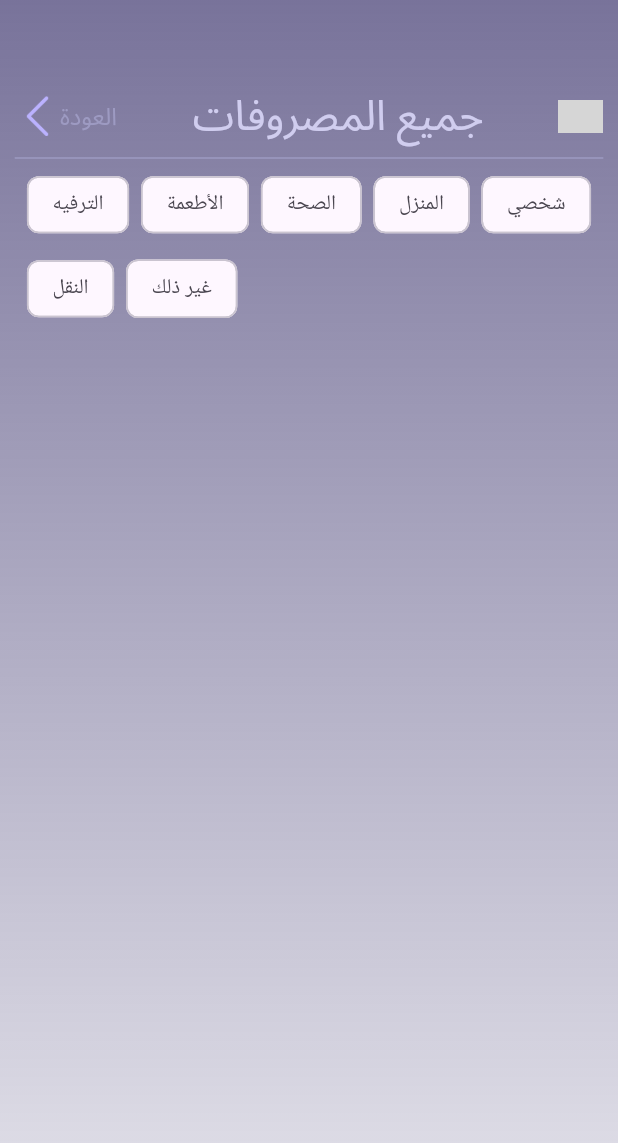
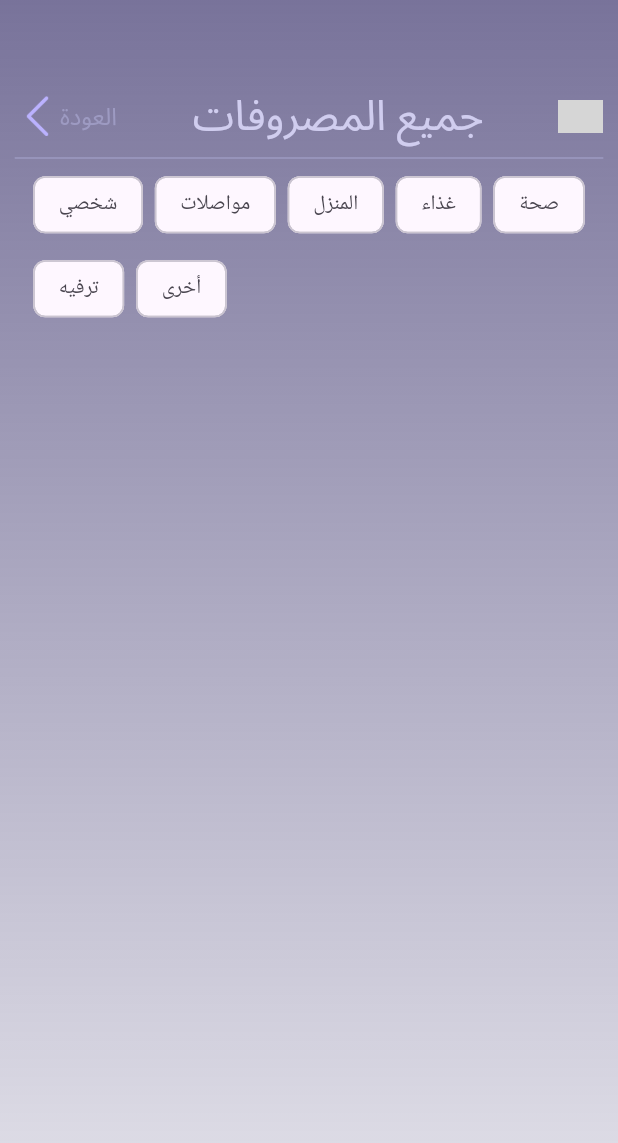
Before and after one commit to reem1alshareef/namaa, a Flutter app: the ViewViewExpenses screen opened directly, on a phone screen of 412 x 824 dp. Shown: the top 1143 px of the screen. Run offline on Flutter 3.47's test engine with Material 3 defaults, Android fonts, the phone set to English and light mode, and no system bars; our stand-ins replace email_validator, fl_chart, flutter_otp_text_field, get_it, google_fonts, pie_chart and 3 more; missing offline and left inert: chat_gpt_sdk; accounts and stored records are empty; Roboto replaces fonts that are missing (Noto Sans Arabic); grey boxes are pictures that could not be loaded.

```diff
--- a/lib/ViewExpenses/ExpenseComponent.dart
+++ b/lib/ViewExpenses/ExpenseComponent.dart
@@ -50,7 +50,7 @@ class Expense extends StatelessWidget {
                           height: 1.5,
                           textStyle:
                               const TextStyle(color: Color.fromARGB(255, 219, 219, 231)))),
-                  Text(date,
+                  Text(date.substring(0, 9),
                       textAlign: TextAlign.right,
                       style: GoogleFonts.getFont("Noto Sans Arabic",
                           fontSize: 11,
--- a/lib/ViewExpenses/ViewViewExpenses.dart
+++ b/lib/ViewExpenses/ViewViewExpenses.dart
@@ -1,138 +1,3 @@
-// import 'package:flutter/material.dart';
-// import 'package:namaagp/ViewExpenses/ExpenseComponent.dart';
-// import 'package:namaagp/ViewExpenses/ExpensesHeader.dart';
-// import 'package:namaagp/ViewExpenses/ViewModelViewExpenses.dart';
-// import 'package:stacked/stacked.dart';
-// class ViewViewExpenses extends StatefulWidget {
-//   const ViewViewExpenses({
-//     super.key,
-//     // this.color = const Color(0xFFFFE306),
-//     // this.child,
-//   });
-
-//   // final Color color;
-//   // final Widget? child;
-
-//   @override
-//   State<ViewViewExpenses> createState() => ViewViewExpensesState();
-// }
-
-// class ViewViewExpensesState extends State<ViewViewExpenses> {
-//   //const ViewViewExpenses({super.key});
-//   final List <String> categories = [
-//     'الترفيه',
-//     'الأطعمة',
-//     'الصحة',
-//     'المنزل',
-//     'شخصي',
-//     'النقل',
-//     'غير ذلك',
-//   ];
-//   List <String> selectedCategories = [
-
-//   ];
-//   @override
-//   Widget build(BuildContext context) {
-//     return ViewModelBuilder<ViewModelViewExpenses>.reactive(
-//         viewModelBuilder: () => ViewModelViewExpenses(),
-//         builder: (context, viewmodel, _) {
-//           return Scaffold(
-//               backgroundColor: const Color(0x00071121),
-//               body: Container(
-//                 padding: const EdgeInsets.only(top: 50.0, left: 10, right: 10),
-//                 width: 428,
-//                 height: 926,
-//                 clipBehavior: Clip.antiAlias,
-//                 decoration: const BoxDecoration(
-//                   //maybe delete const
-//                   gradient: LinearGradient(
-//                     begin: Alignment(-0.00, -6.00),
-//                     end: Alignment(0, 1.5),
-//                     colors: [
-//                       Color(0xFF342D68),
-//                       Color(0xFF352D68),
-//                       Color(0x00352D68)
-//                     ],
-//                   ),
-//                 ),
-//                 // ignore: prefer_const_constructors
-//                 child: Column(
-//                   children: [
-//                     const ExpensesHeader(),
-//                     Container(
-//                           //margin: const EdgeInsets.all(5),
-//                           width: 400,
-//                           margin: EdgeInsets.only(bottom: 7),
-//                           decoration: ShapeDecoration(
-//                             shape: RoundedRectangleBorder(
-//                               side: BorderSide(
-//                                 width: 0.5,
-//                                 strokeAlign: BorderSide.strokeAlignCenter,
-//                                 color: Color(0xFF9D9AC2),
-//                               ),
-//                             ),
-//                           ),
-//                         ),
-
-//                                             FutureBuilder<List<dynamic>>(future: ViewModelViewExpenses.getExpenses(), builder: (context, snapshot) {
-//                       if (snapshot.connectionState == ConnectionState.waiting) {
-//                         return CircularProgressIndicator();
-//                       }
-//          else if (snapshot.hasError) {
-//                   return Text('Error: ${snapshot.error}');
-//                 }
-
-//                     List<dynamic> expenses = snapshot.data!;
-
-
-//                     //height: 50,
-
-//                        return ListView.builder(
-//                         padding: EdgeInsets.all(0),
-//                         //ali:,
-//                         scrollDirection: Axis.vertical,
-//                              shrinkWrap: true,
-//                         itemCount: snapshot.data!.length,
-//                         itemBuilder: (BuildContext context, int index) {
-//                           return Container(
-//                             child: Column(children: [
-//                               index!=0?
-//                               Container(
-//                           margin: const EdgeInsets.all(10),
-//                           width: 310,
-//                           decoration: ShapeDecoration(
-//                             shape: RoundedRectangleBorder(
-//                               side: BorderSide(
-//                                 width: 0.5,
-//                                 strokeAlign: BorderSide.strokeAlignCenter,
-//                                 color: Color(0xFF9D9AC2),
-//                               ),
-//                             ),
-//                           ),
-//                         ):SizedBox(),
-//                               Padding(
-//                           padding: const EdgeInsets.only(left: 13, right: 13),
-//                           child: Expense(
-//                               category: expenses[index]['category'],
-//                               date: expenses[index]['date'],
-//                               price: expenses[index]['price'].toString()),
-//                         ),
-
-//                             ]),
-//                           );
-//                        },);
-
-
-
-
-//                 })
-//                   ],
-//                 )
-//               ));
-//         });
-//   }
-// }
-// ... (your existing imports)
 import 'package:flutter/material.dart';
 import 'package:namaagp/ViewExpenses/ExpenseComponent.dart';
 import 'package:namaagp/ViewExpenses/ExpensesHeader.dart';
@@ -155,17 +20,18 @@ class ViewViewExpenses extends StatefulWidget {
 class ViewViewExpensesState extends State<ViewViewExpenses> {
    // ... (your existing code)
   final List <String> categories = [
-    'الترفيه',
-    'الأطعمة',
-    'الصحة',
-    'المنزل',
-    'شخصي',
-    'النقل',
-    'غير ذلك',
+    "شخصي",
+    "مواصلات",
+    "المنزل",
+    "غذاء",
+    "صحة",
+    "ترفيه",
+    "أخرى",
   ];
   List <String> selectedCategories = [
 
   ];
+  //const ViewViewExpenses({super.key});
 
   @override
   Widget build(BuildContext context) {
@@ -180,6 +46,7 @@ class ViewViewExpensesState extends State<ViewViewExpenses> {
                 height: 926,
                 clipBehavior: Clip.antiAlias,
                 decoration: const BoxDecoration(
+                  //maybe delete const
                   gradient: LinearGradient(
                     begin: Alignment(-0.00, -6.00),
                     end: Alignment(0, 1.5),
@@ -190,10 +57,12 @@ class ViewViewExpensesState extends State<ViewViewExpenses> {
                     ],
                   ),
                 ),
+                // ignore: prefer_const_constructors
                 child: Column(
                   children: [
                     const ExpensesHeader(),
                     Container(
+                          //margin: const EdgeInsets.all(5),
                           width: 400,
                           margin: EdgeInsets.only(bottom: 7),
                           decoration: ShapeDecoration(
@@ -206,7 +75,6 @@ class ViewViewExpensesState extends State<ViewViewExpenses> {
                             ),
                           ),
                         ),
-                      // Add the category filter here
                         Wrap(
                         spacing: 8.0,
                         runSpacing: 8.0,
@@ -280,10 +148,124 @@ class ViewViewExpensesState extends State<ViewViewExpenses> {
                               },
                             );
                           },
-                        ),
-                      ),
-                    ],
-                  )));
+
+        //                                     FutureBuilder<List<dynamic>>(future: ViewModelViewExpenses.getExpenses(), builder: (context, snapshot) {
+        //               if (snapshot.connectionState == ConnectionState.waiting) {
+        //                 return CircularProgressIndicator();
+        //               }
+        //  else if (snapshot.hasError) {
+        //           return Text('Error: ${snapshot.error}');
+        //         }
+
+        //             List<dynamic> expenses = snapshot.data!;
+
+
+        //             //height: 50,
+
+        //                return ListView.builder(
+        //                 padding: EdgeInsets.all(0),
+        //                 //ali:,
+        //                 scrollDirection: Axis.vertical,
+        //                      shrinkWrap: true,
+        //                 itemCount: snapshot.data!.length,
+        //                 itemBuilder: (BuildContext context, int index) {
+        //                   return Container(
+        //                     child: Column(children: [
+        //                       index!=0?
+        //                       Container(
+        //                   margin: const EdgeInsets.all(10),
+        //                   width: 310,
+        //                   decoration: ShapeDecoration(
+        //                     shape: RoundedRectangleBorder(
+        //                       side: BorderSide(
+        //                         width: 0.5,
+        //                         strokeAlign: BorderSide.strokeAlignCenter,
+        //                         color: Color(0xFF9D9AC2),
+        //                       ),
+        //                     ),
+        //                   ),
+        //                 ):SizedBox(),
+        //                       Padding(
+        //                   padding: const EdgeInsets.only(left: 13, right: 13),
+        //                   child: Expense(
+        //                       category: expenses[snapshot.data!.length-index-1]['category'],
+        //                       date: expenses[snapshot.data!.length-index-1]['date'],
+        //                       price: expenses[snapshot.data!.length-index-1]['price'].toString()),
+        //                 ),
+
+        //                     ]),
+        //                   );
+        //                },);
+
+
+
+
+        //         })
+
+
+
+                    //Balance Area
+
+                    //End of Balance Area
+
+
+
+
+
+                    //Choose Chart Area
+
+                    //End of Choose Chart Area
+
+
+
+
+                    //Expenses Over Time Chart
+
+                    //End of Expenses over Time Chart
+
+
+
+
+                    //Expenses Title
+
+                    //End of Expenses Title
+
+
+
+
+                    //Expenses
+
+                    //End of Expenses
+
+
+
+
+
+
+
+                    //View more expenses
+
+                    //End of View more expenses
+
+
+
+
+
+                    //Chatbot button
+
+                    //End of Chatbot button
+
+
+
+
+                    //Navbar
+
+                    //End of navbar
+
+
+                ))],
+                )
+              ));
         });
   }
 }
```
Also changed, not shown: lib/Components/CostomizedTextButton.dart (+7 -3 lines), lib/ExplorePage/MoneyTimeChart/ViewModelMoneyTimeChart.dart (+6 -5 lines). Lines whose indentation alone changed are shown as unchanged.
